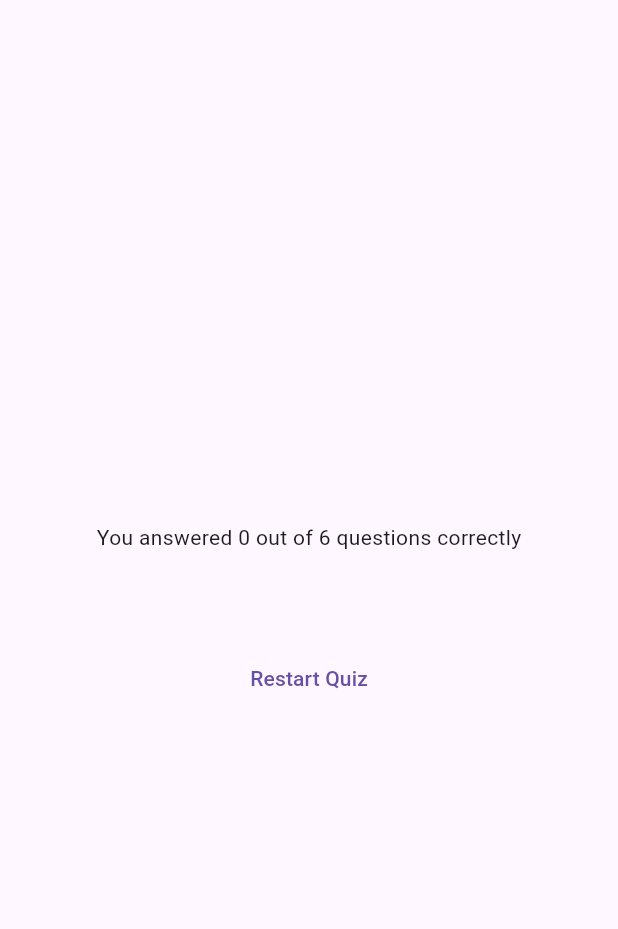
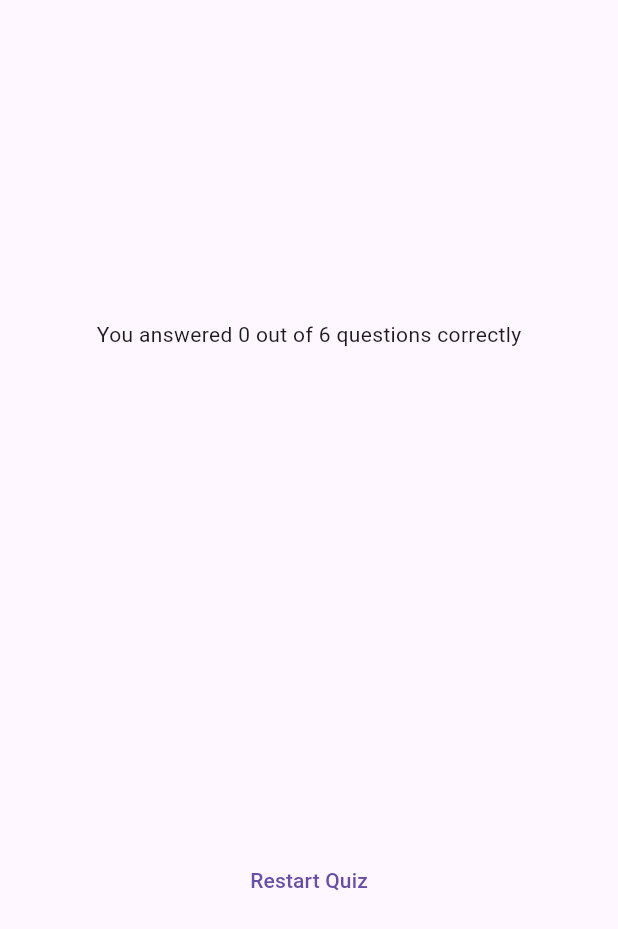
Before and after one commit to Ramahadam/Flutter-Learning, a Flutter app: the ResultsScreen widget shown alone on an empty page, opened directly with empty values, on a phone screen of 412 x 824 dp. Shown: the top 929 px of the screen. Run offline on Flutter 3.47's test engine with Material 3 defaults, Android fonts, the phone set to English and light mode, and no system bars; our stand-ins replace google_fonts.

Commit message:
feat(summary): add fixed height and scroll view

```diff
--- a/adv_basics/lib/questions_summary.dart
+++ b/adv_basics/lib/questions_summary.dart
@@ -6,7 +6,10 @@ class QuestionsSummary extends StatelessWidget {
   final List<Map<String, Object>> summaryData;
   @override
   Widget build(context) {
-    return Column(
+    return SizedBox(
+      height: 300,
+      child: SingleChildScrollView(
+        child: Column(
           children: summaryData.map((data) {
             return Row(
               children: [
@@ -23,6 +26,8 @@ class QuestionsSummary extends StatelessWidget {
               ],
             );
           }).toList(),
+        ),
+      ),
     );
   }
 }
--- a/adv_basics/lib/results_screen.dart
+++ b/adv_basics/lib/results_screen.dart
@@ -41,7 +41,6 @@ class ResultsScreen extends StatelessWidget {
             ),
             QuestionsSummary(summaryData: summaryData),
             SizedBox(height: 30),
-            SizedBox(height: 30),
             TextButton(onPressed: () {}, child: Text('Restart Quiz')),
           ],
         ),
```
Lines whose indentation alone changed are shown as unchanged.
